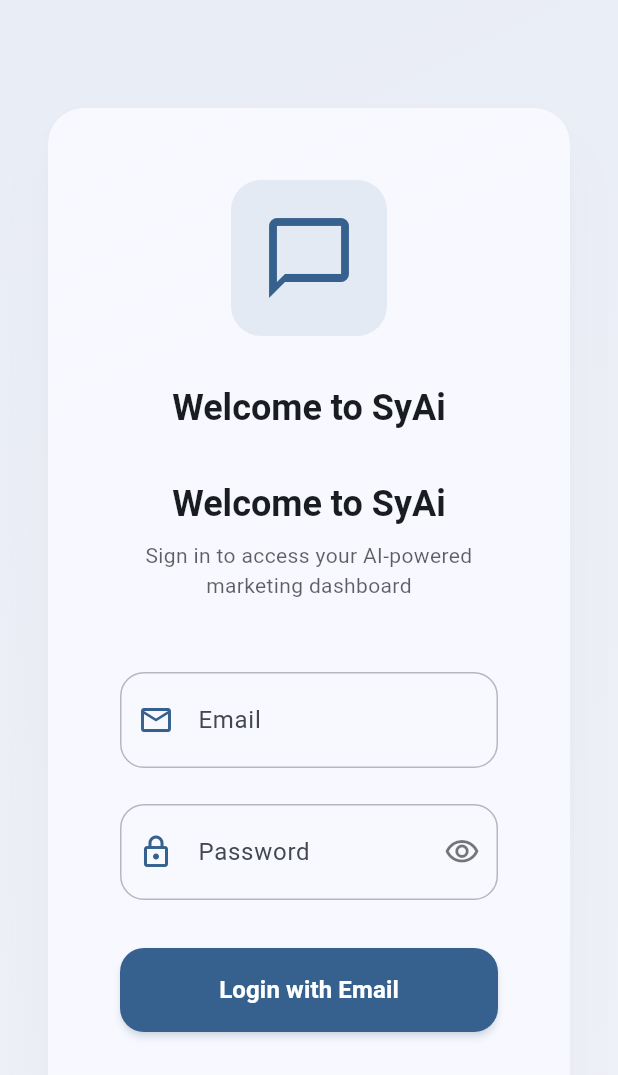
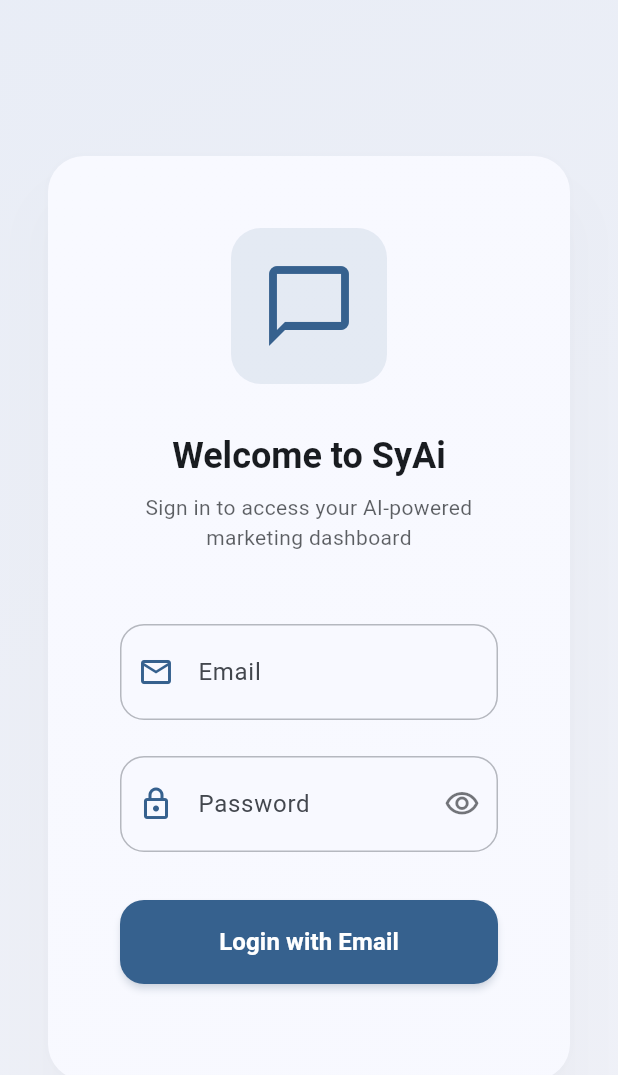
Before and after one commit to Iyass86/syai-staging, a Flutter app: the screen it shows after launch, on a phone screen of 412 x 824 dp. Shown: the top 1075 px of the screen. Run offline on Flutter 3.47's test engine with Material 3 defaults, Android fonts, the light colour scheme and no system bars; our stand-ins replace data_table_2, dio, fl_chart, flutter_dotenv, get, get_storage and 3 more; missing offline and left inert: excel, flutter_web_auth_2, positioned_scroll_observer, universal_html; accounts and stored records are empty; statements that could not run were skipped.

Commit message:
Update login_page.dart

```diff
--- a/lib/app/ui/pages/login_page.dart
+++ b/lib/app/ui/pages/login_page.dart
@@ -77,18 +77,6 @@ class LoginPage extends GetView<LoginController> {
                               size: 64,
                               color: colorScheme.primary,
                             ),
-                          ),
-                          const SizedBox(height: 32),
-                          Text(
-                            'welcome_to_oauth_chat'.tr,
-                            style: Theme.of(context)
-                                .textTheme
-                                .headlineSmall
-                                ?.copyWith(
-                                  fontWeight: FontWeight.w600,
-                                  color: colorScheme.onSurface,
-                                ),
-                            textAlign: TextAlign.center,
                           ),
 
                           const SizedBox(height: 32),
```
